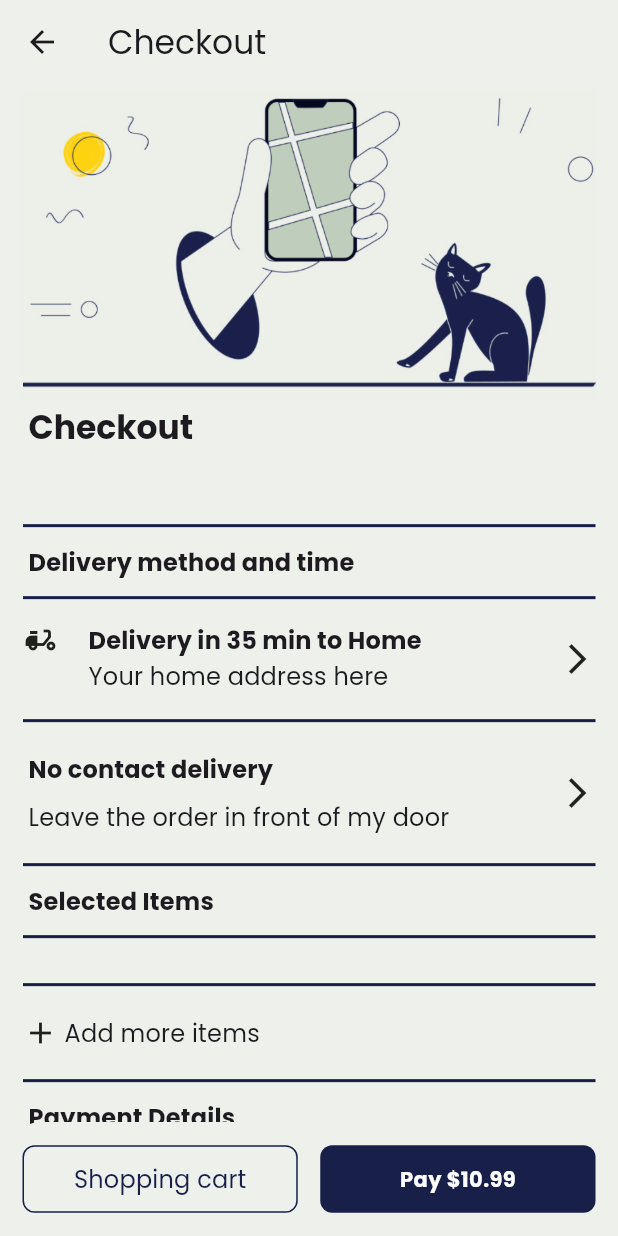
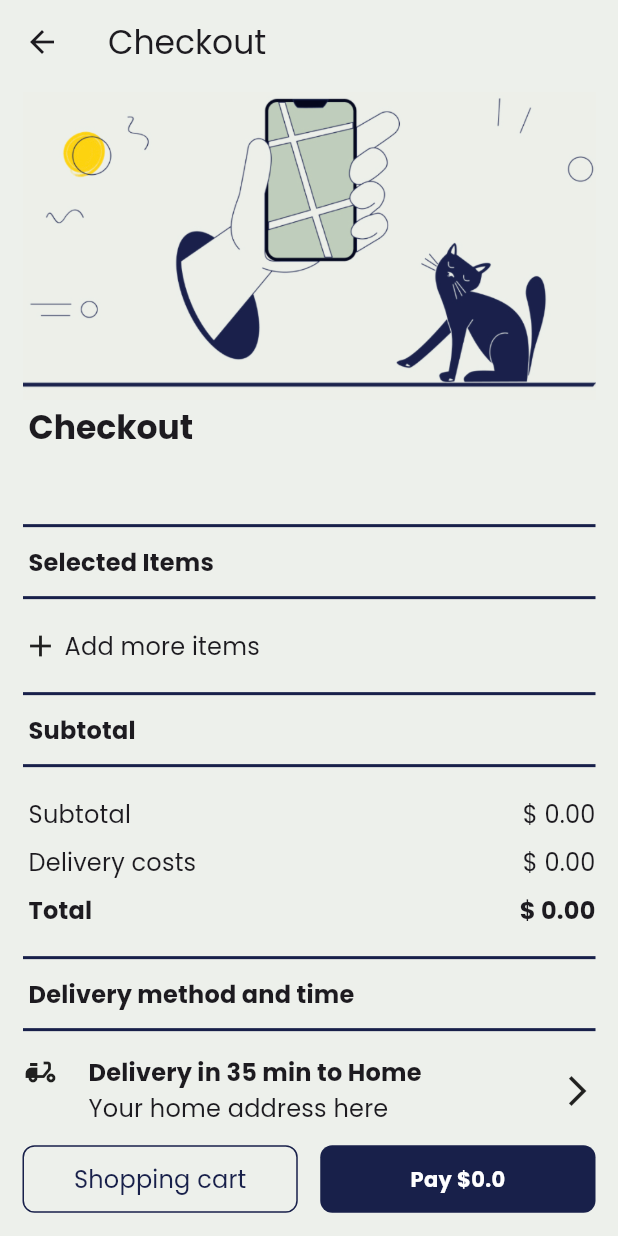
Before and after one commit to Yuanxyyds/FoodTruckMobile, a Flutter app: the ShoppingCart screen opened directly with empty values, after a tap on "Checkout", on a phone screen of 412 x 824 dp. Run offline on Flutter 3.47's test engine with Material 2 defaults, Android fonts, the light colour scheme and no system bars; our stand-ins replace cloud_firestore, device_info, device_preview, firebase_auth, firebase_core, firebase_storage and 7 more; accounts and stored records are empty.

Commit message:
feat: fix bugs

```diff
--- a/lib/screen/checkout_screen.dart
+++ b/lib/screen/checkout_screen.dart
@@ -1,16 +1,13 @@
 import 'package:flutter/material.dart';
-import 'package:food_truck_mobile/screen/restaurant_menu_screen.dart';
 import 'package:food_truck_mobile/screen/shopping_cart_screen.dart';
 import 'package:food_truck_mobile/widget/components/checkout_food_item.dart';
 import 'package:food_truck_mobile/widget/components/checkout_row.dart';
-import 'package:food_truck_mobile/widget/components/food_button.dart';
+import 'package:food_truck_mobile/widget/components/name_price_row.dart';
 import 'package:provider/provider.dart';
 
 import '../helper/constants.dart';
-import '../models/food_model.dart';
 import '../models/order_item_model.dart';
 import '../models/restaurant_model.dart';
-import '../providers/firebase/food_manager.dart';
 import '../providers/shopping_cart_provider.dart';
 import '../widget/components/button.dart';
 import '../widget/dividers/section_divider.dart';
@@ -31,20 +28,6 @@ class CheckoutScreen extends StatelessWidget {
     return Scaffold(
       appBar: AppBar(
         title: const Text("Checkout"),
-        leading: IconButton(
-          icon: const Icon(Icons.arrow_back),
-          onPressed: () {
-            Navigator.of(context).push(
-              PageRouteBuilder(
-                pageBuilder: (context, animation, secondaryAnimation) =>
-                    RestaurantMenuScreen(
-                  restaurantModel: restaurantModel,
-                ),
-                transitionDuration: Duration.zero,
-              ),
-            );
-          },
-        ),
       ),
       body: Padding(
         padding: const EdgeInsets.symmetric(vertical: 5, horizontal: 15),
@@ -60,6 +43,29 @@ class CheckoutScreen extends StatelessWidget {
                     isBold: true,
                   ),
                   TextTitleMedium(text: restaurantModel.name),
+                  const SectionHeaderTB(text: "Selected Items"),
+                  ...snapshot.data!,
+                  GestureDetector(
+                    onTap: () {
+                      Navigator.of(context).pop();
+                    },
+                    child: Row(
+                      children: const [
+                        Icon(Icons.add),
+                        TextTitleMedium(text: "Add more items"),
+                      ],
+                    ),
+                  ),
+                  const SectionHeaderTB(text: "Subtotal"),
+                  NamePriceRow(
+                      name: "Subtotal",
+                      price: shoppingCartProvider.getTotalCost()),
+                  const NamePriceRow(name: "Delivery costs", price: 0.00),
+                  NamePriceRow(
+                    name: "Total",
+                    price: shoppingCartProvider.getTotalCost(),
+                    isBold: true,
+                  ),
                   const SectionHeaderTB(text: "Delivery method and time"),
                   const CheckoutRow(
                       icon: Icons.delivery_dining,
@@ -82,30 +88,8 @@ class CheckoutScreen extends StatelessWidget {
                           ],
                         ),
                       ),
-                      Icon(Icons.arrow_forward_ios),
+                      const Icon(Icons.arrow_forward_ios),
                     ],
-                  ),
-                  const SectionHeaderTB(text: "Selected Items"),
-                  ...snapshot.data!,
-                  const SectionDivider(),
-                  GestureDetector(
-                    onTap: () {
-                      Navigator.of(context).push(
-                        PageRouteBuilder(
-                          pageBuilder:
-                              (context, animation, secondaryAnimation) =>
-                                  RestaurantMenuScreen(
-                                      restaurantModel: restaurantModel),
-                          transitionDuration: Duration.zero,
-                        ),
-                      );
-                    },
-                    child: Row(
-                      children: const [
-                        Icon(Icons.add),
-                        TextTitleMedium(text: "Add more items"),
-                      ],
-                    ),
                   ),
                   const SectionHeaderTB(text: "Payment Details"),
                   const CheckoutRow(
@@ -141,7 +125,7 @@ class CheckoutScreen extends StatelessWidget {
               Expanded(
                   child: GestureDetector(
                 onTap: () {
-                  Navigator.of(context).push(
+                  Navigator.of(context).pushReplacement(
                     PageRouteBuilder(
                       pageBuilder: (context, animation, secondaryAnimation) =>
                           ShoppingCart(
@@ -171,7 +155,7 @@ class CheckoutScreen extends StatelessWidget {
                   child: SizedBox(
                 height: 45.0,
                 child: Button(
-                  text: "Pay \$10.99",
+                  text: "Pay \$${shoppingCartProvider.getTotalCost()}",
                   textColor: Colors.white,
                   backgroundColor: Constants.primaryColor,
                   takeLeastSpace: true,
@@ -191,6 +175,7 @@ class CheckoutScreen extends StatelessWidget {
     List<OrderItemModel> cartItems = shoppingCartProvider.orderItems;
     for (var orderItemModel in cartItems) {
       content.add(CheckoutFoodItem(orderItemModel: orderItemModel));
+      content.add(const SectionDivider());
     }
     return content;
   }
--- a/lib/screen/shopping_cart_screen.dart
+++ b/lib/screen/shopping_cart_screen.dart
@@ -26,20 +26,6 @@ class ShoppingCart extends StatelessWidget {
     return Scaffold(
         appBar: AppBar(
           title: const Text("Shopping cart"),
-          leading: IconButton(
-            icon: const Icon(Icons.arrow_back),
-            onPressed: () {
-              Navigator.of(context).push(
-                PageRouteBuilder(
-                  pageBuilder: (context, animation, secondaryAnimation) =>
-                      RestaurantMenuScreen(
-                    restaurantModel: restaurantModel,
-                  ),
-                  transitionDuration: Duration.zero,
-                ),
-              );
-            },
-          ),
         ),
         body: Padding(
             padding:
@@ -81,7 +67,7 @@ class ShoppingCart extends StatelessWidget {
                     backgroundColor: Constants.primaryColor,
                     takeLeastSpace: true,
                     onPressed: () {
-                      Navigator.of(context).push(
+                      Navigator.of(context).pushReplacement(
                         PageRouteBuilder(
                           pageBuilder:
                               (context, animation, secondaryAnimation) =>
```
